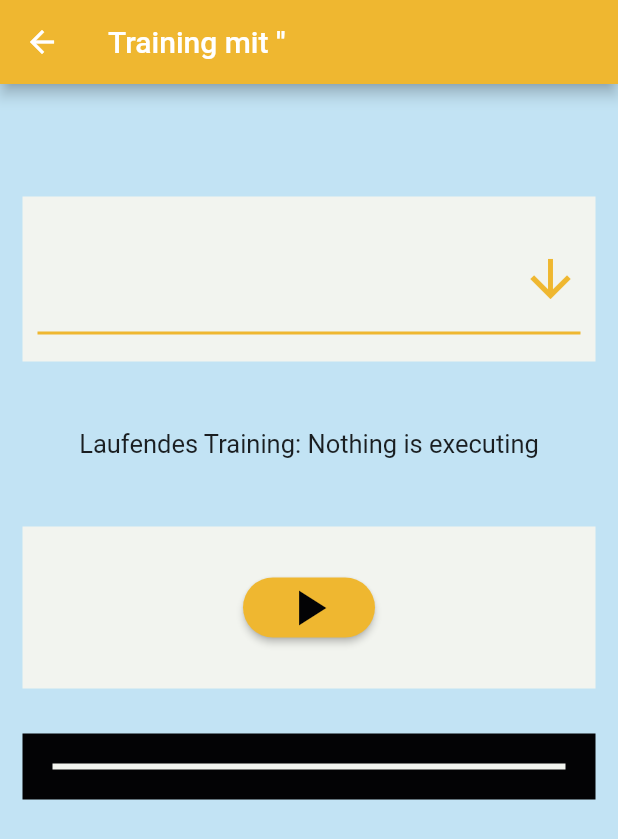
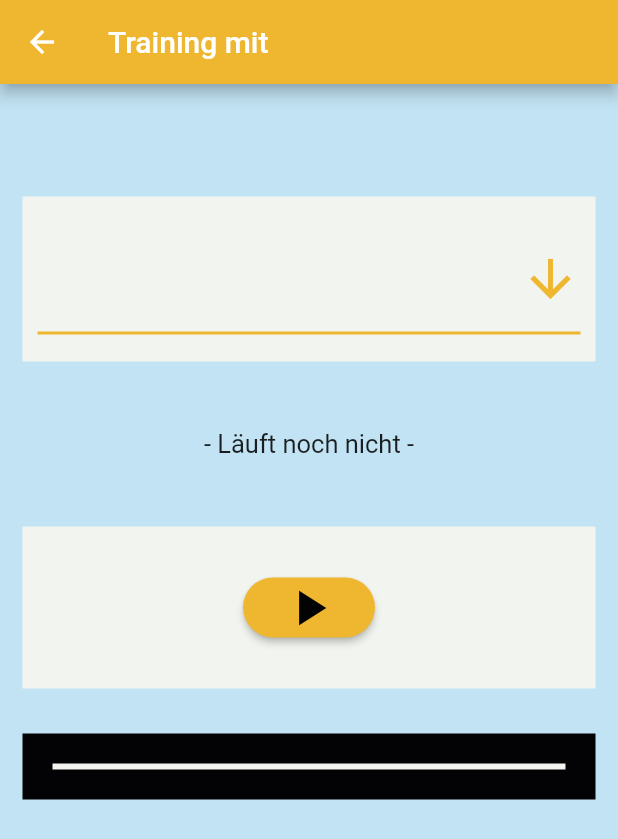
Before and after one commit to berithaller/haller-flf-training-app, a Flutter app: the TrainingPage screen opened directly, on a phone screen of 412 x 824 dp. Shown: the top 839 px of the screen. Run offline on Flutter 3.47's test engine with Material 2 defaults, Android fonts, the phone set to English and light mode, and no system bars; our stand-ins replace datetime_picker_formfield, flutter_tts, geolocator, image_picker; missing offline and left inert: flutter_input; accounts and stored records are empty.

Commit message:
ui: many small improvements and fixes

```diff
--- a/lib/src/screens/home_screen.dart
+++ b/lib/src/screens/home_screen.dart
@@ -92,10 +92,10 @@ class _HomeState extends State<HomeScreen> {
     Widget result;
     final Profile currentProfile = currentState.currentProfile;
     if (currentProfile == null) {
-      result = new Text("Bitte Pferd auswählen",
+      result = new Text("Bitte zuerst ein Profil anlegen",
           style: TextStyle(color: Colors.red, fontSize: 20));
     } else {
-      result = new Text(currentProfile.name + " jetzt trainieren",
+      result = new Text(currentProfile.name + " trainieren",
           style: TextStyle(fontSize: 20));
     }
     return result;
--- a/lib/src/screens/profile_details_page.dart
+++ b/lib/src/screens/profile_details_page.dart
@@ -64,6 +64,7 @@ class _ProfileDetailsPageState extends State<ProfileDetailsPage> {
                     _onChangeRemarks),
                 createDateField(keyBirthday, "Geburtsdatum", _profile.birthday,
                     _onChangeBirthday),
+                SizedBox(height: 20,),
                 Row(
                   mainAxisAlignment: MainAxisAlignment.end,
                   children: <Widget>[
--- a/lib/src/screens/training_page.dart
+++ b/lib/src/screens/training_page.dart
@@ -76,7 +76,6 @@ class _TrainingPageState extends State<TrainingPage> {
   /// Build the Widget State
   ///
   Widget build(BuildContext context) {
-
     // Access to the "current state"
     final CurrentState _currentState = Provider.of<CurrentState>(context);
     assert(_currentState != null);
@@ -95,7 +94,7 @@ class _TrainingPageState extends State<TrainingPage> {
     String trainingExecution;
     double progress;
     if (_currentTrainingExecution != null) {
-      trainingExecution = "Training: " +
+      trainingExecution = "Training läuft seit " +
           _millisecondsToDuration(_currentTrainingExecution.timeIntoTraining);
 
       // Overall progress: we divide the current time into the running training
@@ -104,12 +103,12 @@ class _TrainingPageState extends State<TrainingPage> {
           _currentTrainingExecution
               .training.trainingLevelDefinition.totalDuration;
     } else {
-      trainingExecution = "Nothing is executing";
+      trainingExecution = " - Läuft noch nicht - ";
       progress = 0.0;
     }
 
     return Scaffold(
-      appBar: new AppBar(title: Text("Training mit '$_currentProfileName'")),
+      appBar: new AppBar(title: Text("Training mit $_currentProfileName")),
       body: Column(
         children: <Widget>[
           SizedBox(height: 60),
@@ -117,7 +116,7 @@ class _TrainingPageState extends State<TrainingPage> {
           SizedBox(height: 30),
           Container(
             child: Text(
-              "Laufendes Training: " + trainingExecution,
+              trainingExecution,
               style: TextStyle(fontSize: 17),
             ),
           ),
@@ -330,7 +329,13 @@ class _TrainingPageState extends State<TrainingPage> {
                   child: new Column(
                     mainAxisAlignment: MainAxisAlignment.start,
                     children: <Widget>[
-                      Row(
+                      Container(
+                        decoration: BoxDecoration(
+                          border: Border(
+                            top: BorderSide(width: 1.0, color: MyColors.darkcontrastcolor),
+                          ),
+                        ),
+                        child: Row(
                           mainAxisAlignment: MainAxisAlignment.spaceBetween,
                           children: <Widget>[
                             Container(
@@ -349,6 +354,8 @@ class _TrainingPageState extends State<TrainingPage> {
                                 )),
                           ],
                         ),
+                      ),
+
                       new Text(
                         tld.description,
                         style: TextStyle(fontSize: 17),
@@ -368,6 +375,7 @@ class _TrainingPageState extends State<TrainingPage> {
         focusColor: MyColors.backgroundcolor,
         autofocus: true,
         itemHeight: 90,
+        disabledHint: Text("Level auswählen"),
         value: _selectedTrainingLevelDefinition,
         icon: Icon(
           Icons.arrow_downward,
```
Also changed, not shown: lib/src/screens/settings_screen.dart (+42 -1 lines), lib/src/services/training_service.dart (+0 -14 lines). Lines whose indentation alone changed are shown as unchanged.
